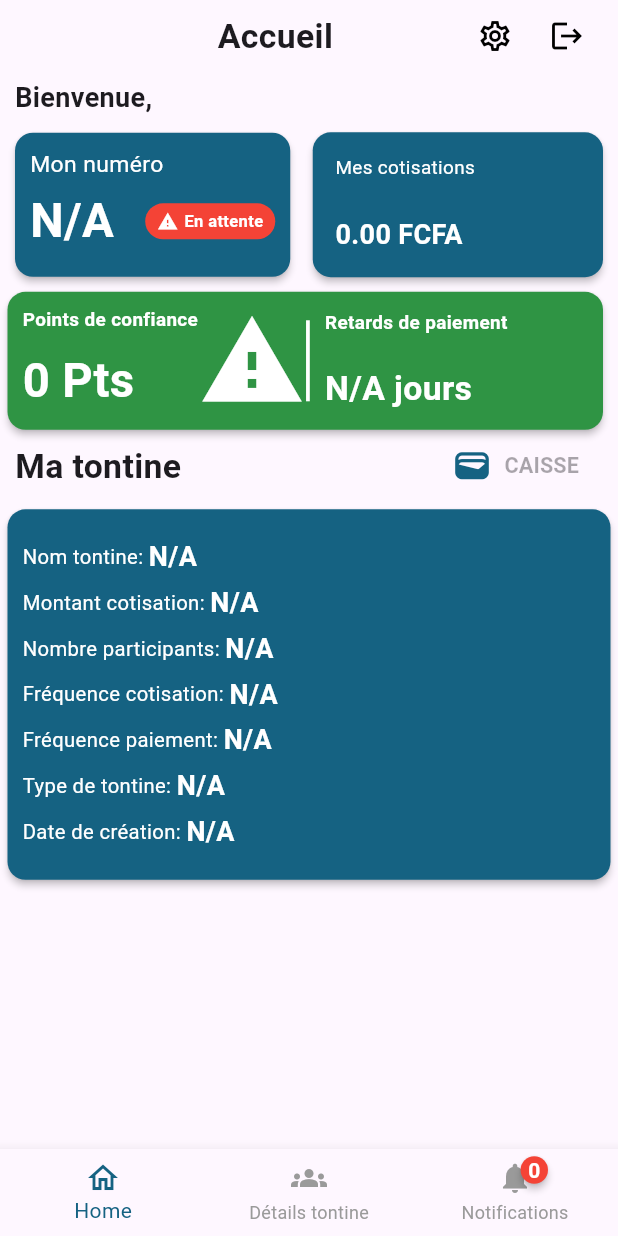
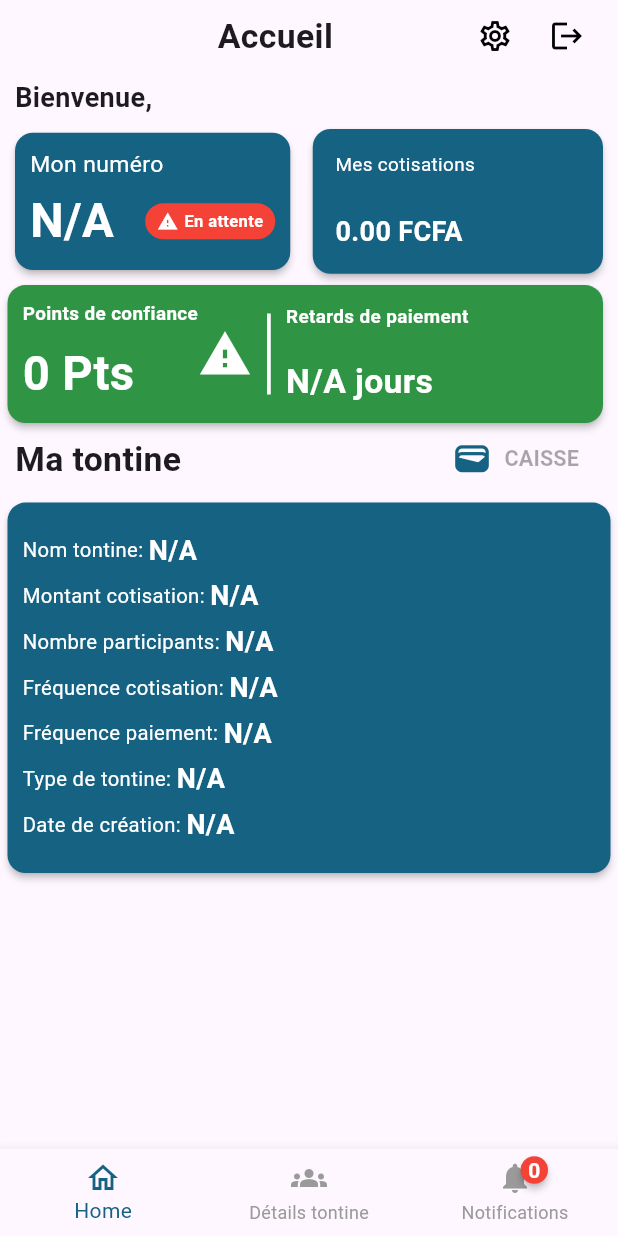
Before and after one commit to davido1405/gere_ma_tontine, a Flutter app: the dashboard screen opened directly with empty values, on a phone screen of 412 x 824 dp. Run offline on Flutter 3.47's test engine with Material 3 defaults, Android fonts, the phone set to English and light mode, and no system bars; drawn by our look-alikes of badges; our stand-ins replace app_links, delightful_toast, firebase_auth, firebase_core, firebase_messaging, flutter_local_notifications and 12 more; missing offline and left inert: clipboard, dart:ffi, mobile_scanner, workmanager; accounts and stored records are empty; network calls fail; project files that could hold a hidden picture were left out.

Commit message:
Commit du 16/10/2025 à 08:20

```diff
--- a/lib/models/cotisation.dart
+++ b/lib/models/cotisation.dart
@@ -5,10 +5,11 @@ class Cotisation{
   final String date_paiement;
   final String mode_paiement;
   final String statut_paiement;
+  final String type_cotisation;
 
-  Cotisation({required this.code_cotisation, required this.montant,required this.tour_avance,required this.date_paiement,required this.mode_paiement,required this.statut_paiement});
+  Cotisation( {required this.code_cotisation, required this.montant,required this.tour_avance,required this.date_paiement,required this.mode_paiement,required this.statut_paiement,required this.type_cotisation,});
 
   factory Cotisation.fromJson(Map<String, dynamic>json){
-    return Cotisation(code_cotisation:json['code_cotisation'],montant:double.parse(json['montant']).toString(),date_paiement:json['date_paiement'],mode_paiement:json['mode_paiement'],statut_paiement:json['statut_paiement'], tour_avance: json['nombre_tour_avance'].toString());
+    return Cotisation(code_cotisation:json['code_cotisation'],montant:double.parse(json['montant']).toString(),date_paiement:json['date_paiement'],mode_paiement:json['mode_paiement'],statut_paiement:json['statut_paiement'], tour_avance: json['nombre_tour_avance'].toString(),type_cotisation: json['type_cotisation']);
   }
 }
--- a/lib/screens/cotisations/payer_cotisation.dart
+++ b/lib/screens/cotisations/payer_cotisation.dart
@@ -708,7 +708,7 @@ class _payer_cotisationState extends State<payer_cotisation> {
                                                                               child: FittedBox(
                                                                                 fit: BoxFit.scaleDown,
                                                                                 child: Text(
-                                                                                  "Paiement de cotisation",
+                                                                                  cotisa.type_cotisation,
                                                                                   style: TextStyle(fontSize: 15.sp),
                                                                                 ),
                                                                               ),
@@ -814,7 +814,7 @@ class _payer_cotisationState extends State<payer_cotisation> {
                                                                             Expanded(
                                                                               flex: 2,
                                                                               child: Text(
-                                                                                cotisa.tour_avance,
+                                                                                cotisa.tour_avance=="null"?"0":cotisa.tour_avance,
                                                                                 style: TextStyle(fontSize: 15.sp),
                                                                               ),
                                                                             ),
--- a/lib/screens/dashboard/Acceuil.dart
+++ b/lib/screens/dashboard/Acceuil.dart
@@ -386,6 +386,7 @@ class _acceuilState extends State<acceuil> {
                             child: Padding(
                               padding: EdgeInsets.all(10.0.w),
                               child: Column(
+                                mainAxisAlignment: MainAxisAlignment.spaceBetween,
                                 crossAxisAlignment: CrossAxisAlignment.start,
                                 children: [
                                   Text("Mon numéro",style: TextStyle(
@@ -404,6 +405,7 @@ class _acceuilState extends State<acceuil> {
                                             color: Colors.white
                                         ),
                                       ),
+                                      SizedBox(height: 10.h,),
                                       Container(
                                         padding: EdgeInsets.symmetric(horizontal: 8, vertical: 4),
                                         decoration: BoxDecoration(
@@ -432,7 +434,6 @@ class _acceuilState extends State<acceuil> {
                                       ),
                                       ],
                                   ),
-                                  SizedBox(height: 5.h)
                                 ],
                               ),
                             ),
@@ -524,10 +525,11 @@ class _acceuilState extends State<acceuil> {
                                           ? Icons.warning
                                           : Icons.verified,
                                       color: Colors.white,
-                                      size: 80.r,
+                                      size: 40.r,
                                     ),
                                   ],
                                 ),
+                                SizedBox(width: 10.w,),
                                 SizedBox(height: 60.h,width: 2.5.w,child: Container(decoration: BoxDecoration(
                                   color: Colors.white
                                 ),),),
```
